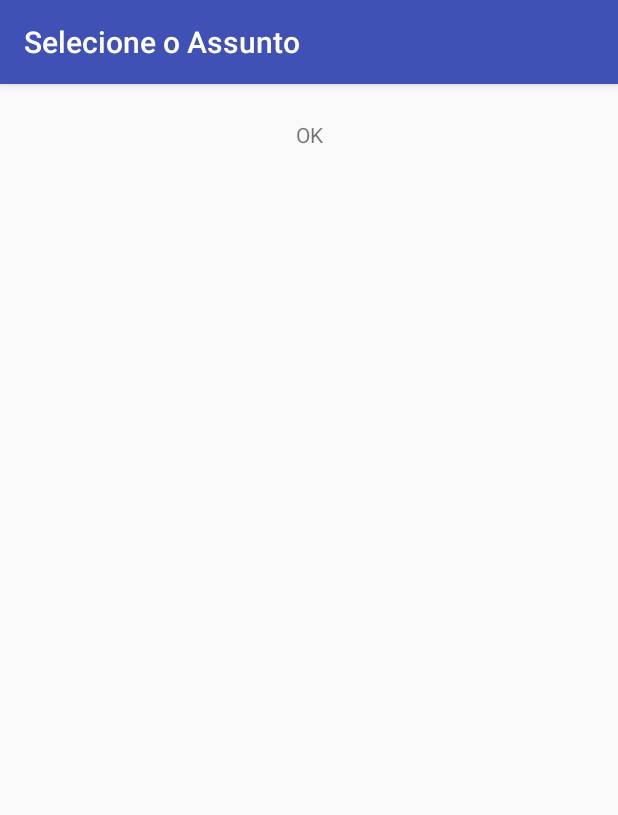
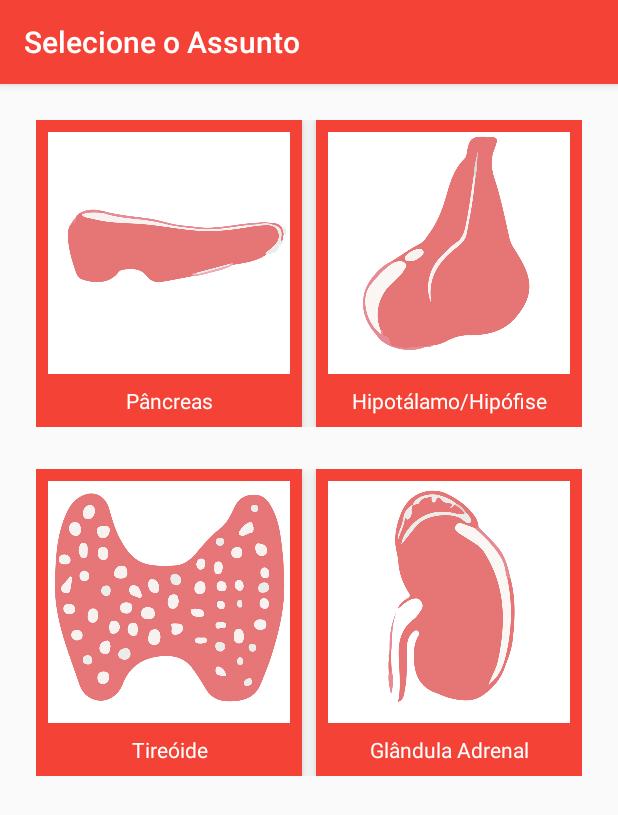
Before and after one commit to anjoshigor/TiPad, an Android app: the screen it shows after launch (MainActivity), on a phone screen of 412 x 824 dp. Shown: the top 815 px of the screen. Run offline under Robolectric (Android 15) with nearby library versions, the phone set to English and light mode, and no system bars.

Commit message:
Design da primeira tela quase pronto

```diff
--- a/app/src/main/AndroidManifest.xml
+++ b/app/src/main/AndroidManifest.xml
@@ -4,7 +4,8 @@
 
     <application
         android:allowBackup="true"
-        android:icon="@mipmap/ic_launcher"
+        android:largeHeap="true"
+        android:icon="@mipmap/ic_launcher_app"
         android:label="@string/app_name"
         android:supportsRtl="true"
         android:theme="@style/AppTheme">
--- a/app/src/main/res/layout/activity_main.xml
+++ b/app/src/main/res/layout/activity_main.xml
@@ -7,9 +7,138 @@
     android:padding="24dp"
     tools:context="com.anjoshigor.tipad.MainActivity">
 
-    <TextView
+    <LinearLayout
         android:layout_width="match_parent"
         android:layout_height="wrap_content"
-        android:gravity="center"
-        android:text="@android:string/yes"/>
+        android:orientation="horizontal"
+        android:layout_marginBottom="14dp">
+
+        <LinearLayout
+            android:layout_width="0dp"
+            android:layout_weight="1"
+            android:layout_height="wrap_content"
+            android:orientation="vertical"
+            android:paddingRight="4dp"
+            android:paddingLeft="4dp"
+            android:elevation="6dp"
+            android:layout_marginRight="4dp"
+            android:background="@drawable/background_border">
+
+                <ImageView
+                    android:layout_width="match_parent"
+                    android:layout_height="wrap_content"
+                    android:adjustViewBounds="true"
+                    android:scaleType="fitStart"
+                    android:src="@drawable/rsz_pancreas_02" />
+
+                <TextView
+                    android:layout_width="match_parent"
+                    android:layout_height="wrap_content"
+                    android:textColor="@color/icons"
+                    android:background="@color/primary"
+                    android:text="Pâncreas"
+                    android:padding="8dp"
+                    android:gravity="center"/>
+
+        </LinearLayout>
+
+
+        <LinearLayout
+            android:layout_width="0dp"
+            android:layout_weight="1"
+            android:layout_height="wrap_content"
+            android:layout_marginLeft="5dp"
+            android:orientation="vertical"
+            android:paddingRight="4dp"
+            android:paddingLeft="4dp"
+            android:elevation="6dp"
+            android:background="@drawable/background_border">
+
+            <ImageView
+                android:layout_width="match_parent"
+                android:layout_height="wrap_content"
+                android:scaleType="fitXY"
+                android:adjustViewBounds="true"
+                android:src="@drawable/rsz_hipofise_02" />
+
+            <TextView
+                android:layout_width="match_parent"
+                android:layout_height="wrap_content"
+                android:textColor="@color/icons"
+                android:background="@color/primary"
+                android:text="Hipotálamo/Hipófise"
+                android:padding="8dp"
+                android:gravity="center"/>
+
+        </LinearLayout>
+
+    </LinearLayout>
+
+    <LinearLayout
+        android:layout_marginTop="14dp"
+        android:layout_width="match_parent"
+        android:layout_height="wrap_content"
+        android:orientation="horizontal">
+
+        <LinearLayout
+            android:layout_width="0dp"
+            android:layout_weight="1"
+            android:layout_height="wrap_content"
+            android:orientation="vertical"
+            android:paddingRight="4dp"
+            android:paddingLeft="4dp"
+            android:elevation="6dp"
+            android:layout_marginRight="4dp"
+            android:background="@drawable/background_border">
+
+            <ImageView
+                android:layout_width="match_parent"
+                android:layout_height="wrap_content"
+                android:adjustViewBounds="true"
+                android:scaleType="fitXY"
+                android:src="@drawable/rsz_tireoide_02" />
+
+            <TextView
+                android:layout_width="match_parent"
+                android:layout_height="wrap_content"
+                android:textColor="@color/icons"
+                android:background="@color/primary"
+                android:text="Tireóide"
+                android:padding="8dp"
+                android:gravity="center"/>
+
+        </LinearLayout>
+
+
+        <LinearLayout
+            android:layout_width="0dp"
+            android:layout_weight="1"
+            android:layout_height="wrap_content"
+            android:layout_marginLeft="5dp"
+            android:orientation="vertical"
+            android:elevation="6dp"
+            android:paddingRight="4dp"
+            android:paddingLeft="4dp"
+            android:background="@drawable/background_border">
+
+            <ImageView
+                android:layout_width="match_parent"
+                android:layout_height="wrap_content"
+                android:scaleType="fitXY"
+                android:adjustViewBounds="true"
+                android:src="@drawable/rsz_adrenal_02" />
+
+            <TextView
+                android:layout_width="match_parent"
+                android:layout_height="wrap_content"
+                android:textColor="@color/icons"
+                android:background="@color/primary"
+                android:text="Glândula Adrenal"
+                android:padding="8dp"
+                android:gravity="center"/>
+
+        </LinearLayout>
+
+    </LinearLayout>
+
 </LinearLayout>
--- a/app/src/main/res/values/colors.xml
+++ b/app/src/main/res/values/colors.xml
@@ -1,6 +1,12 @@
 <?xml version="1.0" encoding="utf-8"?>
 <resources>
-    <color name="colorPrimary">#3F51B5</color>
-    <color name="colorPrimaryDark">#303F9F</color>
-    <color name="colorAccent">#FF4081</color>
+    <color name="primary">#F44336</color>
+    <color name="primary_dark">#D32F2F</color>
+    <color name="primary_light">#FFCDD2</color>
+    <color name="accent">#4CAF50</color>
+    <color name="primary_text">#212121</color>
+    <color name="secondary_text">#757575</color>
+    <color name="icons">#FFFFFF</color>
+    <color name="divider">#BDBDBD</color>
+
 </resources>
--- a/app/src/main/res/values/styles.xml
+++ b/app/src/main/res/values/styles.xml
@@ -3,9 +3,9 @@
     <!-- Base application theme. -->
     <style name="AppTheme" parent="Theme.AppCompat.Light.DarkActionBar">
         <!-- Customize your theme here. -->
-        <item name="colorPrimary">@color/colorPrimary</item>
-        <item name="colorPrimaryDark">@color/colorPrimaryDark</item>
-        <item name="colorAccent">@color/colorAccent</item>
+        <item name="colorPrimary">@color/primary</item>
+        <item name="colorPrimaryDark">@color/primary_dark</item>
+        <item name="colorAccent">@color/accent</item>
     </style>
 
 </resources>
```
Also changed, not shown: app/src/main/pancreas-web.png (deleted).
